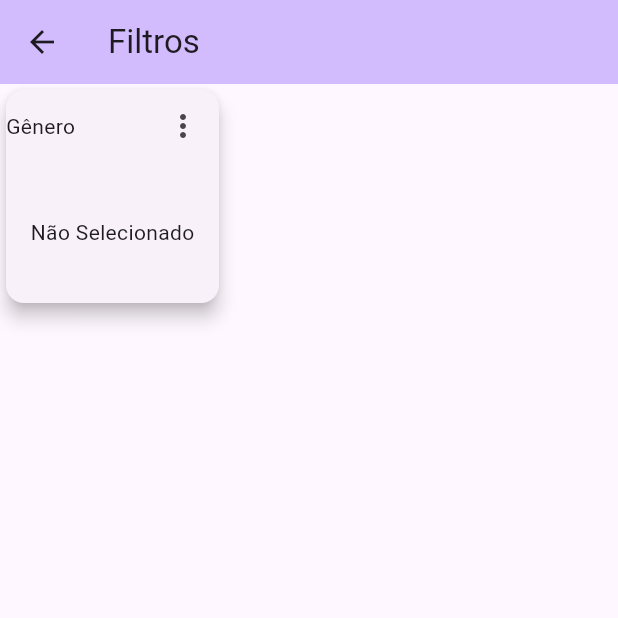
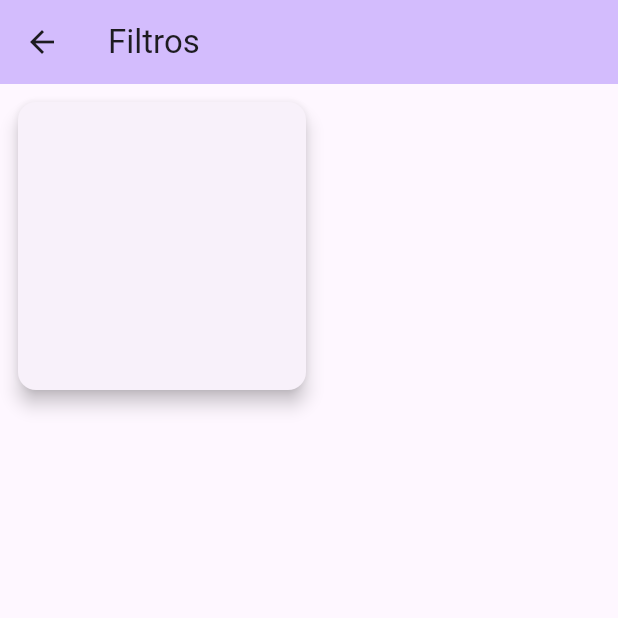
Before and after one commit to danielmbs123/pmfilmes, a Flutter app: the FilterPage screen opened directly, on a phone screen of 412 x 824 dp, the top half of it. Run offline on Flutter 3.47's test engine with Material 3 defaults, Android fonts, the phone set to English and light mode, and no system bars.

Commit message:
aula 28/02/2024

```diff
--- a/lib/main.dart
+++ b/lib/main.dart
@@ -29,6 +29,7 @@ class MyApp extends StatelessWidget {
           useMaterial3: true,
         ),
         home: const MyHomePage(title: 'Flutter Demo Home Page'),
+        debugShowCheckedModeBanner: false,
       ),
     );
   }
--- a/lib/page/filter_page.dart
+++ b/lib/page/filter_page.dart
@@ -1,6 +1,7 @@
 import 'package:flutter/material.dart';
 import 'package:pmfilmes/page/genero_page.dart';
 import 'package:pmfilmes/vm/genero_view_model.dart';
+import 'package:pmfilmes/widgets/filter_item.dart';
 import 'package:provider/provider.dart';
 
 class FilterPage extends StatelessWidget {
@@ -15,44 +16,27 @@ class FilterPage extends StatelessWidget {
         title: const Text("Filtros"),
         backgroundColor: Theme.of(context).colorScheme.inversePrimary,
       ),
-      body: Column(
-        children: [
-          generoView(context, generoVM),
-        ],
+      body: Padding(
+        padding: const EdgeInsets.all(8.0),
+        child: Wrap(
+          children: [
+            generoView(context, generoVM),
+          ],
+        ),
       ),
     );
   }
 
-  Widget generoView(BuildContext context, GeneroViewModel vm) => SizedBox(
-        width: 150,
-        height: 150,
-        child: Card(
-          elevation: 5,
-          child: Column(
-            children: [
-              Row(
-                mainAxisAlignment: MainAxisAlignment.spaceBetween,
-                children: [
-                  const Text("Gênero"),
-                  IconButton(
-                    onPressed: () => Navigator.push(
-                      context,
-                      MaterialPageRoute(builder: (_) => const GeneroPage()),
-                    ),
-                    icon: const Icon(Icons.more_vert),
-                  ),
-                ],
-              ),
-              Expanded(
-                child: Center(
-                  child: Text(
-                    vm.jaSelecionouGenero
-                        ? vm.generoSelecionado.nome
-                        : "Não Selecionado",
-                  ),
-                ),
-              ),
-            ],
+  Widget generoView(BuildContext context, GeneroViewModel vm) => FilterItem(
+        title: "Gênero",
+        value:
+            vm.jaSelecionouGenero ?
+            vm.generoSelecionado.nome :
+            "Não informado",
+        onPressed: () => Navigator.push(
+          context,
+          MaterialPageRoute(
+            builder: (_) => const GeneroPage(),
           ),
         ),
       );
--- /dev/null
+++ b/lib/widgets/filter_item.dart
@@ -0,0 +1,26 @@
+import 'package:flutter/material.dart';
+
+class FilterItem extends StatelessWidget {
+  final String title;
+  final String value;
+  final VoidCallback onPressed;
+
+  const FilterItem({
+    super.key,
+    required this.title,
+    required this.value,
+    required this.onPressed,
+  });
+
+  @override
+  Widget build(BuildContext context) {
+    return SizedBox(
+      width: 200,
+      height: 200,
+      child: Card(
+        elevation: 5,
+        child: Column(),
+      ),
+    );
+  }
+}
```
